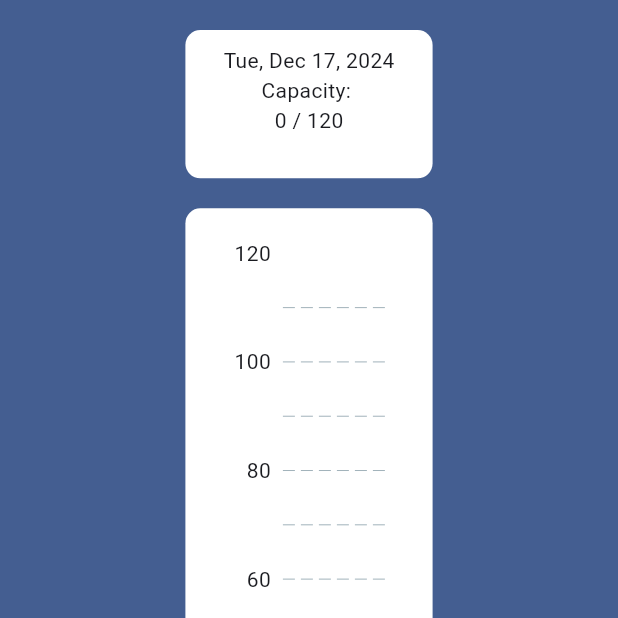
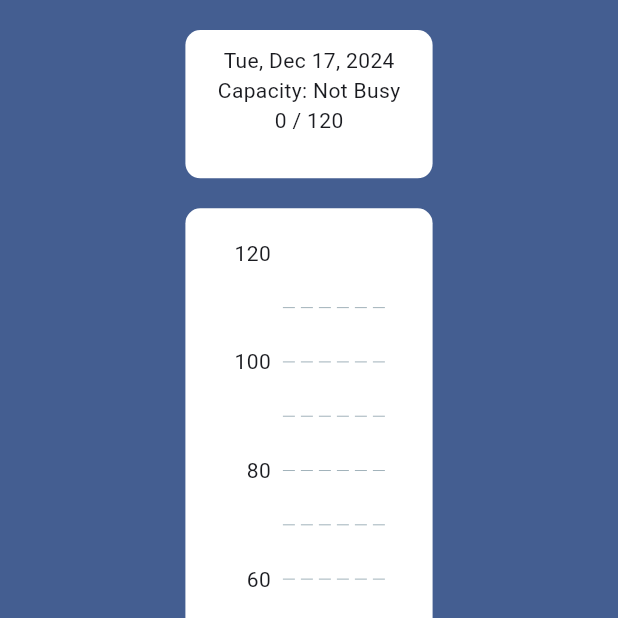
Before and after one commit to DatLe7/Slug-Swole, a Flutter app: the DataPage screen opened directly, on a phone screen of 412 x 824 dp, the top half of it. Run offline on Flutter 3.47's test engine with Material 3 defaults, Android fonts, the light colour scheme and no system bars; drawn by our look-alikes of fl_chart; our stand-ins replace like_button.

Commit message:
leftalignment for feng shui, and capacity generalizer

```diff
--- a/frontend/lib/data_tracking.dart
+++ b/frontend/lib/data_tracking.dart
@@ -7,7 +7,23 @@ import 'dart:math';
 
 //Page for graphs and capacity tracking
 class DataPage extends StatelessWidget {
-  const DataPage({super.key});
+  final List<FlSpot> dummyData = List.generate(8, (index) { return FlSpot(index.toDouble(), (Random().nextDouble()*120)); });
+  DataPage({super.key});
+  String howManyPeople(capacity){
+    if(capacity == 120){
+      return "Full";
+    }
+    else if(capacity > 100){
+      return "Very Busy";
+    }
+    else if(capacity > 60){
+      return "Busy";
+    }
+    else{
+      return "Not Busy";
+    }
+  }
+
 
   @override
   Widget build(BuildContext context) {
@@ -16,7 +32,7 @@ class DataPage extends StatelessWidget {
     final now = DateTime.now();
     String formattedDate = DateFormat.yMMMEd().format(now);
 
-    final List<FlSpot> dummyData = List.generate(8, (index) { return FlSpot(index.toDouble(), (Random().nextDouble()*120)); });
+
 
     return Scaffold(
       backgroundColor: theme.colorScheme.primary,
@@ -35,7 +51,7 @@ class DataPage extends StatelessWidget {
               child: Column(
                 children: [
                   Text(formattedDate),
-                  Text("Capacity: "),
+                  Text("Capacity: ${howManyPeople(capacity)}"),
                   Text("$capacity / 120"),
                 ],
               ),
```
Also changed, not shown: frontend/lib/splits.dart (+12 -4 lines).
